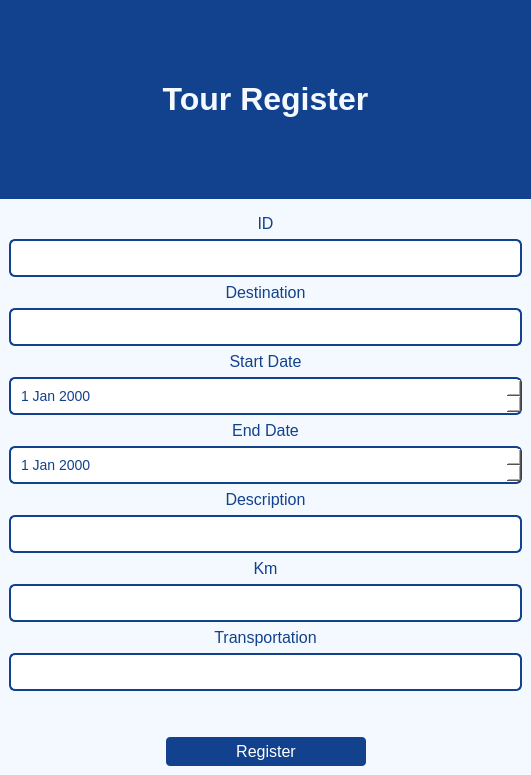
Old version of the form ui/ToursRegister.ui in the repository Dimalko/telo2.
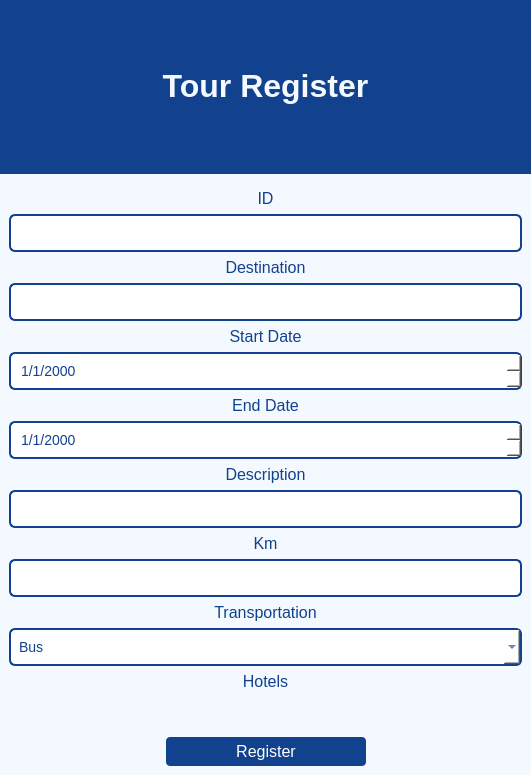
New version of the form.

Commit message: upade hotel-tour connection

The edit to the form file:
```diff
--- a/ui/ToursRegister.ui
+++ b/ui/ToursRegister.ui
@@ -47,6 +47,16 @@
 font-size:14px;
 }
 
+QComboBox{
+	background-color: rgb(255, 255, 255);
+	border: 2px solid; 
+	border-radius: 6px; 
+	border-color:rgb(18, 65, 141);
+	padding: 8px;
+	color: rgb(18, 65, 141);
+	font-size:14px;
+}
+
 QPushButton{
 color:#fff;
 border: 0px;
@@ -226,6 +236,21 @@
 color: rgb(18, 65, 141);
 font-size:14px;</string>
              </property>
+             <property name="locale">
+              <locale language="English" country="Germany"/>
+             </property>
+             <property name="frame">
+              <bool>true</bool>
+             </property>
+             <property name="readOnly">
+              <bool>false</bool>
+             </property>
+             <property name="currentSection">
+              <enum>QDateTimeEdit::DaySection</enum>
+             </property>
+             <property name="displayFormat">
+              <string>d/M/yyyy</string>
+             </property>
             </widget>
            </item>
            <item>
@@ -246,6 +271,12 @@
 color: rgb(18, 65, 141);
 font-size:14px;</string>
              </property>
+             <property name="locale">
+              <locale language="English" country="Germany"/>
+             </property>
+             <property name="displayFormat">
+              <string>d/M/yyyy</string>
+             </property>
             </widget>
            </item>
            <item>
@@ -287,9 +318,28 @@
             </widget>
            </item>
            <item>
-            <widget class="QLineEdit" name="transportationInput">
-             <property name="styleSheet">
-              <string notr="true"/>
+            <widget class="QComboBox" name="transportationInput">
+             <item>
+              <property name="text">
+               <string>Bus</string>
+              </property>
+             </item>
+             <item>
+              <property name="text">
+               <string>Ship</string>
+              </property>
+             </item>
+             <item>
+              <property name="text">
+               <string>Airplain</string>
+              </property>
+             </item>
+            </widget>
+           </item>
+           <item>
+            <widget class="QLabel" name="label_2">
+             <property name="text">
+              <string>&lt;html&gt;&lt;head/&gt;&lt;body&gt;&lt;p align=&quot;center&quot;&gt;&lt;span style=&quot; font-size:12pt;&quot;&gt;Hotels&lt;/span&gt;&lt;/p&gt;&lt;/body&gt;&lt;/html&gt;</string>
              </property>
             </widget>
            </item>
```
Left out of the diff: 3 changed lines with no effect on the pictures. The commit also changes 13 other files.
